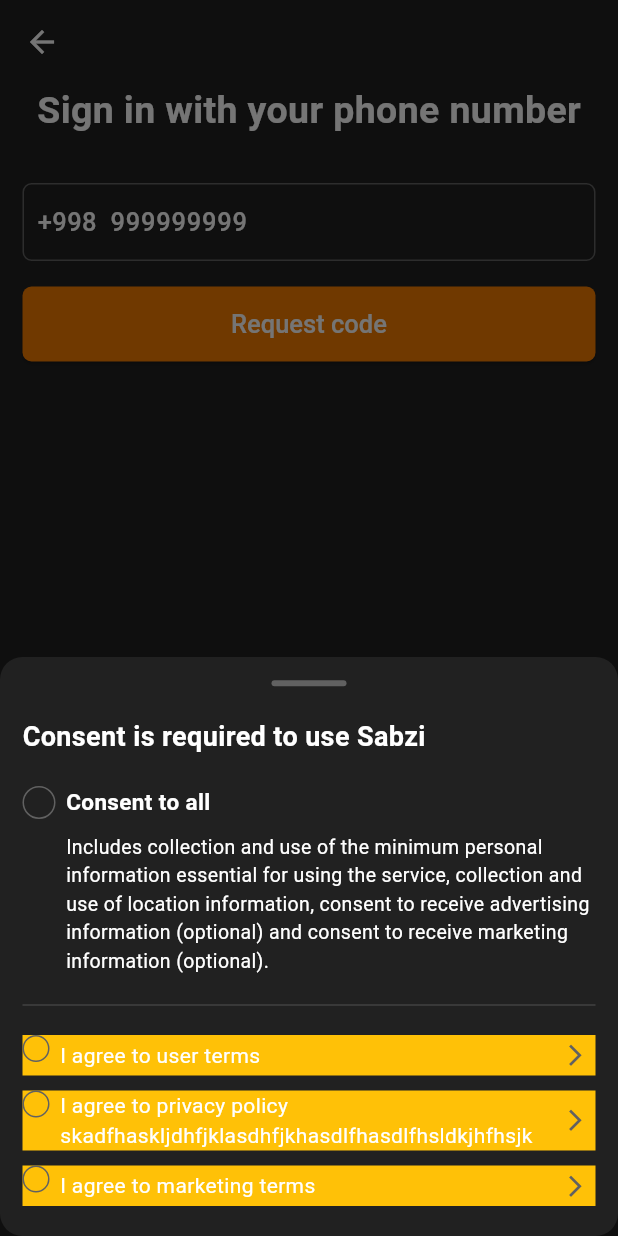
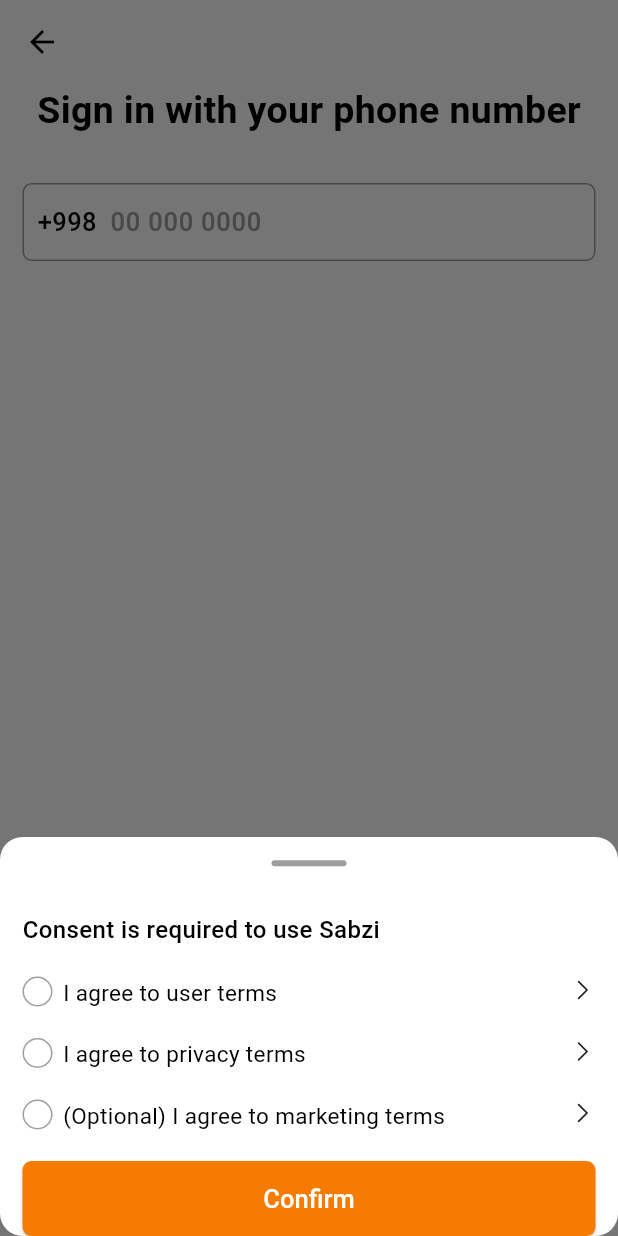
Before and after one commit to itsjasur/sabzi-mobile, a Flutter app: the SigninPage screen opened directly, on a phone screen of 412 x 824 dp. Run offline on Flutter 3.47's test engine with Material 3 defaults, Android fonts, the phone set to English and light mode, and no system bars; our stand-ins replace flutter_riverpod, geolocator, image_picker, phosphor_flutter, shared_preferences; missing offline and left inert: photo_manager, yandex_maps_mapkit_lite; accounts and stored records are empty.

Commit message:
signin and welcome redirection added

```diff
--- a/lib/app/auth/auth_repository.dart
+++ b/lib/app/auth/auth_repository.dart
@@ -39,7 +39,6 @@
       //clear tokens even if logout API fails
       final prefs = await SharedPreferences.getInstance();
       await prefs.remove('access_token');
-      await prefs.remove('refresh_token');
     }
   }
 }
--- a/lib/app/auth/signin/check_terms_widget.dart
+++ /dev/null
@@ -1,50 +0,0 @@
-import 'package:flutter/material.dart';
-import 'package:flutter_riverpod/flutter_riverpod.dart';
-import 'package:flutter_sabzi/core/widgets/custom_checkbox.dart';
-import 'package:flutter_sabzi/core/widgets/scaled_tap.dart';
-
-class CheckTermsWidget extends ConsumerWidget {
-  final Function(bool?) onCheck;
-  final Function()? onOpen;
-  final bool value;
-  final String title;
-  const CheckTermsWidget({super.key, required this.onCheck, required this.value, required this.title, this.onOpen});
-
-  @override
-  Widget build(BuildContext context, WidgetRef ref) {
-    return Container(
-      color: Colors.amber,
-      child: CustomCheckbox(
-        onChanged: onCheck,
-        borderRadius: 20,
-        size: 18,
-        value: value,
-        child: Expanded(
-          child: Row(
-            spacing: 10,
-            children: [
-              Expanded(
-                child: Text(
-                  title,
-                  style: const TextStyle(fontSize: 14),
-                ),
-              ),
-              if (onOpen != null)
-                ScaledTap(
-                  onTap: onOpen,
-                  child: Padding(
-                    padding: const EdgeInsets.all(5),
-                    child: Icon(
-                      Icons.arrow_forward_ios,
-                      size: 17,
-                      color: Theme.of(context).colorScheme.secondary,
-                    ),
-                  ),
-                ),
-            ],
-          ),
-        ),
-      ),
-    );
-  }
-}
--- a/lib/app/auth/signin/signin_page.dart
+++ b/lib/app/auth/signin/signin_page.dart
@@ -2,6 +2,8 @@
 import 'dart:async';
 import 'package:flutter/material.dart';
 import 'package:flutter_riverpod/flutter_riverpod.dart';
+import 'package:flutter_sabzi/app/app.dart';
+import 'package:flutter_sabzi/app/auth/auth_provider.dart';
 import 'package:flutter_sabzi/app/auth/signin/signin_provider.dart';
 import 'package:flutter_sabzi/app/auth/signin/terms_modal_content.dart';
 import 'package:flutter_sabzi/core/formatters/phone_number_formatters.dart';
@@ -28,12 +30,14 @@
 
     // request initial focus after frame is built
     WidgetsBinding.instance.addPostFrameCallback((_) async {
+      ref.read(signinProvider.notifier).resetState();
+
       _phoneFocusNode.requestFocus();
 
       if (widget.isNewUser) {
         await Future.delayed(const Duration(milliseconds: 400));
         await _showTermsModal();
-        if (!ref.watch(signinProvider).isUserTermsAgreeChecked || ref.watch(signinProvider).isPrivacyAgreeChecked) {
+        if (!ref.watch(signinProvider).allRequiredTermsChecked) {
           if (mounted) Navigator.pop(context);
         }
       }
@@ -60,13 +64,14 @@
 
   void _startTimer() {
     _timer?.cancel();
-    _timerSeconds = 120;
+    _timerSeconds = 30;
 
     _timer = Timer.periodic(
       const Duration(seconds: 1),
       (timer) {
         if (_timerSeconds == 0) {
           timer.cancel();
+          ref.read(signinProvider.notifier).resetSentState();
         } else {
           _timerSeconds--;
         }
@@ -74,10 +79,6 @@
       },
     );
   }
-
-  bool _requiredTerm1 = false;
-  bool _requiredTerm2 = false;
-  bool _requiredTerm3 = false;
 
   String get _timeDisplay {
     int minutes = _timerSeconds ~/ 60;
@@ -197,18 +198,18 @@
                         bool isNewAccount = await provider.checkNewUser();
                         _phoneFocusNode.unfocus();
 
-                        if (isNewAccount) {
-                          await _showTermsModal();
+                        if (isNewAccount && !ref.watch(signinProvider).allRequiredTermsChecked) await _showTermsModal();
+
+                        if (isNewAccount && !ref.watch(signinProvider).allRequiredTermsChecked) {
                           provider.updateLoadingState(false);
-                        } else {
-                          provider.updateLoadingState(false);
-                          await Future.delayed(const Duration(milliseconds: 300));
-                          // terms and privacy checks
-                          _phoneFocusNode.unfocus();
-                          provider.requestCode();
-                          _startTimer();
-                          _codeFocusNode.requestFocus();
+                          return;
                         }
+
+                        await Future.delayed(const Duration(milliseconds: 300));
+                        _phoneFocusNode.unfocus();
+                        provider.requestCode();
+                        _startTimer();
+                        _codeFocusNode.requestFocus();
                       },
                       child: const Text('Request code'),
                     ),
@@ -217,7 +218,10 @@
                       padding: const EdgeInsets.only(top: 10),
                       child: PrimaryButton(
                         isLoading: state.isLoading,
-                        onTap: provider.verifyCode,
+                        onTap: () {
+                          _codeFocusNode.unfocus();
+                          provider.verifyCode();
+                        },
                         child: const Text('Confirm'),
                       ),
                     ),
--- a/lib/app/auth/signin/signin_state.dart
+++ b/lib/app/auth/signin/signin_state.dart
@@ -31,7 +31,6 @@
     bool? verificationCodeSent,
     String? error,
     String? verificationToken,
-    int? timerSeconds,
     bool? isUserTermsAgreeChecked,
     bool? isPrivacyAgreeChecked,
     bool? isMarketingAgreeChecked,
@@ -42,7 +41,7 @@
       isLoading: isLoading ?? this.isLoading,
       verificationCodeSent: verificationCodeSent ?? this.verificationCodeSent,
       // error: error ?? this.error,
-      error: error == null ? null : (error ?? this.error),
+      error: error == null ? null : (error),
       verificationToken: verificationToken ?? this.verificationToken,
 
       // isNewAccount: isNewAccount ?? this.isNewAccount,
@@ -52,5 +51,5 @@
     );
   }
 
-  bool get allRequiredTermsChecked => isUserTermsAgreeChecked && isPrivacyAgreeChecked && isMarketingAgreeChecked;
+  bool get allRequiredTermsChecked => isUserTermsAgreeChecked && isPrivacyAgreeChecked;
 }
--- a/lib/app/auth/signin/terms_modal_content.dart
+++ b/lib/app/auth/signin/terms_modal_content.dart
@@ -1,10 +1,11 @@
 import 'package:flutter/material.dart';
 import 'package:flutter_riverpod/flutter_riverpod.dart';
-import 'package:flutter_sabzi/app/auth/signin/check_terms_widget.dart';
 import 'package:flutter_sabzi/app/auth/signin/signin_provider.dart';
 import 'package:flutter_sabzi/core/widgets/custom_bottom_sheet_drag.dart';
 import 'package:flutter_sabzi/core/widgets/custom_checkbox.dart';
+import 'package:flutter_sabzi/core/widgets/primary_button.dart';
 import 'package:flutter_sabzi/core/widgets/scaled_tap.dart';
+import 'package:phosphor_flutter/phosphor_flutter.dart';
 
 class TermsModalContent extends ConsumerWidget {
   const TermsModalContent({super.key});
@@ -25,79 +26,65 @@
                 crossAxisAlignment: CrossAxisAlignment.start,
                 mainAxisAlignment: MainAxisAlignment.start,
                 mainAxisSize: MainAxisSize.min,
+                spacing: 20,
                 children: [
-                  const SizedBox(height: 40),
+                  const SizedBox(height: 30),
                   const Text(
                     'Consent is required to use Sabzi',
                     style: TextStyle(
-                      fontSize: 18,
-                      fontWeight: FontWeight.w600,
+                      fontSize: 16,
+                      fontWeight: FontWeight.w500,
                     ),
                   ),
-                  const SizedBox(height: 20),
                   CustomCheckbox(
-                    borderRadius: 20,
-                    size: 22,
-                    value: state.allRequiredTermsChecked,
+                    value: state.isUserTermsAgreeChecked,
                     onChanged: (value) {
                       provider.isUserTermsAgreeChecked(value!);
-                      provider.isPrivacyAgreeChecked(value);
-                      provider.isMarketingAgreeChecked(value);
                     },
-                    child: const Expanded(
-                      child: Column(
-                        crossAxisAlignment: CrossAxisAlignment.start,
-                        mainAxisAlignment: MainAxisAlignment.start,
-                        mainAxisSize: MainAxisSize.min,
-                        spacing: 10,
-                        children: [
-                          Flexible(
-                            child: Text(
-                              'Consent to all',
-                              style: TextStyle(
-                                fontSize: 15,
-                                fontWeight: FontWeight.w600,
-                              ),
-                            ),
-                          ),
-                          Flexible(
-                            child: Text(
-                              'Includes collection and use of the minimum personal information essential for using the service, collection and use of location information, consent to receive advertising information (optional) and consent to receive marketing information (optional).',
-                              style: TextStyle(fontSize: 13),
-                            ),
-                          ),
-                        ],
+                    title: "I agree to user terms",
+                    borderRadius: 20,
+                    trailingIcon: ScaledTap(
+                      onTap: () {},
+                      child: Icon(
+                        PhosphorIcons.caretRight(PhosphorIconsStyle.regular),
+                        size: 18,
                       ),
                     ),
                   ),
-                  Divider(color: Theme.of(context).colorScheme.secondary, thickness: 0.5, height: 40),
-                  CheckTermsWidget(
-                    title: "I agree to user terms",
-                    value: state.isUserTermsAgreeChecked,
-                    onCheck: (newValue) {
-                      provider.isUserTermsAgreeChecked(newValue!);
+                  CustomCheckbox(
+                    value: state.isPrivacyAgreeChecked,
+                    onChanged: (value) {
+                      provider.isPrivacyAgreeChecked(value!);
                     },
-                    onOpen: () {},
+                    borderRadius: 20,
+                    title: 'I agree to privacy terms',
+                    trailingIcon: ScaledTap(
+                      onTap: () {},
+                      child: Icon(
+                        PhosphorIcons.caretRight(PhosphorIconsStyle.regular),
+                        size: 18,
+                      ),
+                    ),
                   ),
-                  const SizedBox(height: 10),
-                  CheckTermsWidget(
-                    title: "I agree to privacy policy skadfhaskljdhfjklasdhfjkhasdlfhasdlfhsldkjhfhsjk",
-                    value: state.isPrivacyAgreeChecked,
-                    onCheck: (newValue) {
-                      provider.isPrivacyAgreeChecked(newValue!);
+                  CustomCheckbox(
+                    value: state.isMarketingAgreeChecked,
+                    onChanged: (value) {
+                      provider.isMarketingAgreeChecked(value!);
                     },
-                    onOpen: () {},
+                    borderRadius: 20,
+                    title: '(Optional) I agree to marketing terms',
+                    trailingIcon: ScaledTap(
+                      onTap: () {},
+                      child: Icon(
+                        PhosphorIcons.caretRight(PhosphorIconsStyle.regular),
+                        size: 18,
+                      ),
+                    ),
                   ),
-                  const SizedBox(height: 10),
-                  CheckTermsWidget(
-                    title: "I agree to marketing terms",
-                    value: state.isPrivacyAgreeChecked,
-                    onCheck: (newValue) {
-                      provider.isPrivacyAgreeChecked(newValue!);
-                    },
-                    onOpen: () {},
+                  PrimaryButton(
+                    onTap: () => Navigator.pop(context),
+                    child: const Text('Confirm'),
                   ),
-                  const SizedBox(height: 20),
                 ],
               ),
             ),
--- a/lib/app/auth/welcome_page.dart
+++ b/lib/app/auth/welcome_page.dart
@@ -41,6 +41,7 @@
               PrimaryButton(
                 onTap: () {
                   Navigator.of(context).push(MaterialPageRoute(builder: (context) => const SigninPage(isNewUser: true)));
+                  // Navigator.of(context).pushReplacement(MaterialPageRoute(builder: (context) => const SigninPage(isNewUser: true)));
                 },
                 child: const Text('Get started'),
               ),
@@ -48,6 +49,7 @@
               ScaledTap(
                 onTap: () {
                   Navigator.of(context).push(MaterialPageRoute(builder: (context) => const SigninPage()));
+                  // Navigator.of(context).pushReplacement(MaterialPageRoute(builder: (context) => const SigninPage()));
                 },
                 child: RichText(
                   textAlign: TextAlign.center,
--- a/lib/core/widgets/custom_checkbox.dart
+++ b/lib/core/widgets/custom_checkbox.dart
@@ -4,11 +4,12 @@
 class CustomCheckbox extends StatelessWidget {
   final bool value;
   final Function(bool?) onChanged;
-  final Widget child;
+  final String title;
   final double? size;
   final double? spacing;
   final double borderRadius;
   final TextStyle? labelStyle;
+  final Widget? trailingIcon;
   // final Color? checkboxColor;
   // final double? borderWidth;
 
@@ -16,11 +17,12 @@
     super.key,
     required this.value,
     required this.onChanged,
-    required this.child,
+    required this.title,
     this.size = 20,
     this.spacing = 7.0,
     this.borderRadius = 3,
     this.labelStyle,
+    this.trailingIcon,
     // this.checkboxColor,
     // this.borderWidth = 1.5,
   });
@@ -31,7 +33,8 @@
       onTap: () => onChanged(!value), // toggles the current value
       child: Row(
         crossAxisAlignment: CrossAxisAlignment.start,
-        mainAxisSize: MainAxisSize.min,
+        // mainAxisAlignment: MainAxisAlignment.spaceBetween,
+        // mainAxisSize: MainAxisSize.max,
         children: [
           Container(
             height: size,
@@ -60,7 +63,15 @@
                 : null,
           ),
           SizedBox(width: spacing),
-          child,
+          Expanded(
+            child: Text(
+              title,
+              style: const TextStyle(
+                fontSize: 15,
+              ),
+            ),
+          ),
+          if (trailingIcon != null) trailingIcon!
         ],
       ),
     );
--- a/lib/main.dart
+++ b/lib/main.dart
@@ -47,12 +47,12 @@
       theme: lightMode,
       darkTheme: darkMode,
 
-      // home: const App(),
+      home: const App(),
       // home: const MyAreaSettingsPage(),
       // home: ScreenPointDemo(),
       // home: const MainTestPage(),
       // home: const AddListingPage(),
-      home: const WelcomePage(),
+      // home: const WelcomePage(),
       // home: const SigninPage(isNewUser: true),
       // home: const GalleryView(),
     );
--- a/lib/pages/add_item/gallery_view/gallery_view.dart
+++ b/lib/pages/add_item/gallery_view/gallery_view.dart
@@ -1,16 +1,12 @@
 import 'dart:async';
-import 'dart:io';
 import 'dart:typed_data';
 import 'package:flutter/material.dart';
 import 'package:flutter_sabzi/core/widgets/back_button.dart';
 import 'package:flutter_sabzi/core/widgets/scaled_tap.dart';
-import 'package:flutter_sabzi/pages/add_item/add_listing_provider.dart';
 import 'package:flutter_sabzi/pages/add_item/gallery_view/camera_grid_item.dart';
 import 'package:flutter_sabzi/pages/add_item/gallery_view/done_action_button.dart';
 import 'package:flutter_sabzi/pages/add_item/gallery_view/folder_select_modal.dart';
 import 'package:flutter_sabzi/pages/add_item/gallery_view/gallery_grid_image.dart';
-import 'package:image_picker/image_picker.dart';
-import 'package:phosphor_flutter/phosphor_flutter.dart';
 import 'package:photo_manager/photo_manager.dart';
 
 class GalleryView extends StatefulWidget {
--- a/lib/theme/app_them_provider.dart
+++ b/lib/theme/app_them_provider.dart
@@ -3,7 +3,7 @@
 
 class ThemeNotifier extends Notifier<ThemeMode> {
   @override
-  ThemeMode build() => ThemeMode.dark; // initial state
+  ThemeMode build() => ThemeMode.light; // initial state
 
   void toggleTheme() {
     state = state == ThemeMode.light ? ThemeMode.dark : ThemeMode.light;
```
Also changed, not shown: lib/app/app.dart (+15 -6 lines), lib/app/auth/auth_provider.dart (+2 -5 lines), lib/app/auth/auth_state.dart (+7 -11 lines), lib/app/auth/signin/signin_provider.dart (+30 -6 lines).
